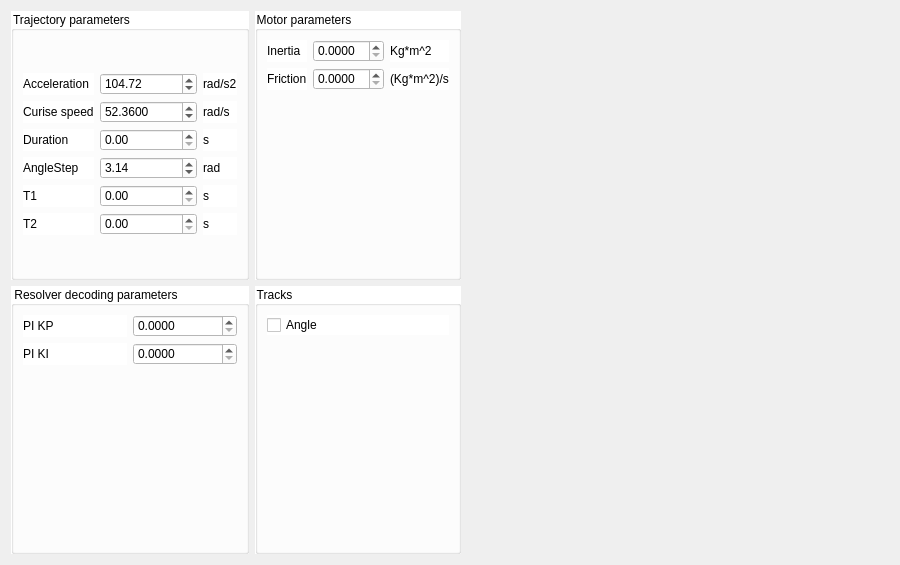
This is simulationTemplates/simulationView9.ui in koalakoker/gSim as Qt 5 draws it before an edit. The edited form follows.
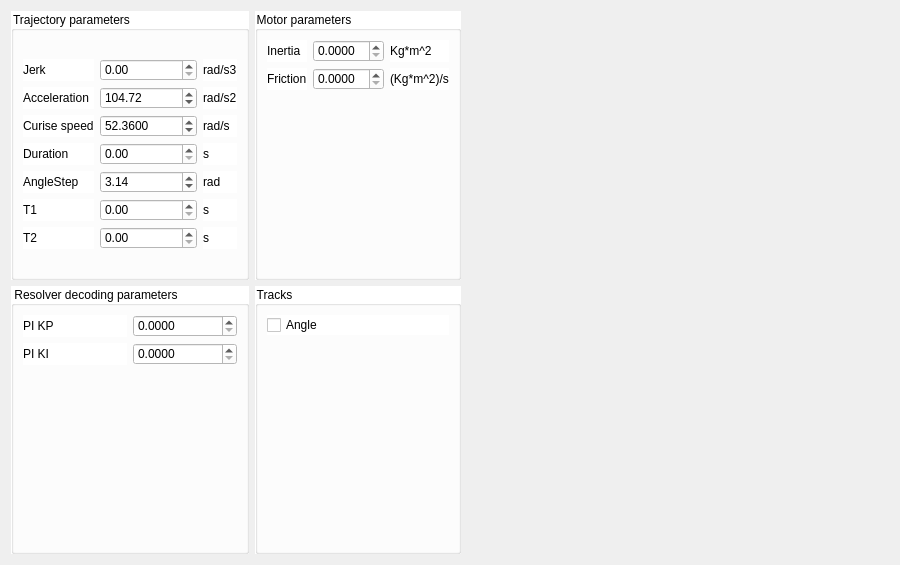
This is the edited form.

Commit message: Position trajectory with Jerk control implemented

The edit to the form file:
```diff
--- a/simulationTemplates/simulationView9.ui
+++ b/simulationTemplates/simulationView9.ui
@@ -212,75 +212,34 @@
        <layout class="QGridLayout" name="gridLayout_3">
         <item row="0" column="0">
          <layout class="QGridLayout" name="gridLayout_2">
-          <item row="3" column="2">
-           <widget class="QLabel" name="label_9">
+          <item row="1" column="2">
+           <widget class="QLabel" name="label_4">
             <property name="text">
-             <string>rad</string>
+             <string>rad/s2</string>
             </property>
            </widget>
           </item>
-          <item row="3" column="1">
-           <widget class="QDoubleSpinBox" name="angleStep">
-            <property name="minimum">
-             <double>-9999999.000000000000000</double>
-            </property>
-            <property name="maximum">
-             <double>9999999.000000000000000</double>
-            </property>
-            <property name="value">
-             <double>3.140000000000000</double>
-            </property>
-           </widget>
-          </item>
-          <item row="3" column="0">
-           <widget class="QLabel" name="label_8">
+          <item row="2" column="2">
+           <widget class="QLabel" name="label_5">
             <property name="text">
-             <string>AngleStep</string>
+             <string>rad/s</string>
             </property>
            </widget>
           </item>
-          <item row="4" column="1">
-           <widget class="QDoubleSpinBox" name="t1">
+          <item row="2" column="1">
+           <widget class="QDoubleSpinBox" name="cruiseSpeed">
             <property name="decimals">
-             <number>2</number>
+             <number>4</number>
             </property>
             <property name="maximum">
-             <double>99999.000000000000000</double>
+             <double>9999999999.000000000000000</double>
             </property>
-           </widget>
-          </item>
-          <item row="4" column="2">
-           <widget class="QLabel" name="label_11">
-            <property name="text">
-             <string>s</string>
-            </property>
-           </widget>
-          </item>
-          <item row="4" column="0">
-           <widget class="QLabel" name="label_10">
-            <property name="text">
-             <string>T1</string>
+            <property name="value">
+             <double>52.359999999999999</double>
             </property>
            </widget>
           </item>
           <item row="1" column="0">
-           <widget class="QLabel" name="label_2">
-            <property name="text">
-             <string>Curise speed</string>
-            </property>
-           </widget>
-          </item>
-          <item row="0" column="1">
-           <widget class="QDoubleSpinBox" name="acceleration">
-            <property name="maximum">
-             <double>9999999999.000000000000000</double>
-            </property>
-            <property name="value">
-             <double>104.719999999999999</double>
-            </property>
-           </widget>
-          </item>
-          <item row="0" column="0">
            <widget class="QLabel" name="label_3">
             <property name="text">
              <string>Acceleration</string>
@@ -288,58 +247,79 @@
            </widget>
           </item>
           <item row="1" column="1">
-           <widget class="QDoubleSpinBox" name="cruiseSpeed">
-            <property name="decimals">
-             <number>4</number>
-            </property>
+           <widget class="QDoubleSpinBox" name="acceleration">
             <property name="maximum">
              <double>9999999999.000000000000000</double>
             </property>
             <property name="value">
-             <double>52.359999999999999</double>
-            </property>
-           </widget>
-          </item>
-          <item row="1" column="2">
-           <widget class="QLabel" name="label_5">
-            <property name="text">
-             <string>rad/s</string>
-            </property>
-           </widget>
-          </item>
-          <item row="0" column="2">
-           <widget class="QLabel" name="label_4">
-            <property name="text">
-             <string>rad/s2</string>
+             <double>104.719999999999999</double>
             </property>
            </widget>
           </item>
           <item row="2" column="0">
+           <widget class="QLabel" name="label_2">
+            <property name="text">
+             <string>Curise speed</string>
+            </property>
+           </widget>
+          </item>
+          <item row="5" column="0">
+           <widget class="QLabel" name="label_10">
+            <property name="text">
+             <string>T1</string>
+            </property>
+           </widget>
+          </item>
+          <item row="6" column="2">
+           <widget class="QLabel" name="label_13">
+            <property name="text">
+             <string>s</string>
+            </property>
+           </widget>
+          </item>
+          <item row="6" column="1">
+           <widget class="QDoubleSpinBox" name="t2">
+            <property name="decimals">
+             <number>2</number>
+            </property>
+            <property name="maximum">
+             <double>99999.000000000000000</double>
+            </property>
+           </widget>
+          </item>
+          <item row="5" column="2">
+           <widget class="QLabel" name="label_11">
+            <property name="text">
+             <string>s</string>
+            </property>
+           </widget>
+          </item>
+          <item row="3" column="1">
+           <widget class="QDoubleSpinBox" name="duration"/>
+          </item>
+          <item row="3" column="0">
            <widget class="QLabel" name="label">
             <property name="text">
              <string>Duration</string>
             </property>
            </widget>
           </item>
-          <item row="2" column="1">
-           <widget class="QDoubleSpinBox" name="duration"/>
-          </item>
-          <item row="2" column="2">
-           <widget class="QLabel" name="label_6">
-            <property name="text">
-             <string>s</string>
-            </property>
-           </widget>
-          </item>
-          <item row="5" column="0">
+          <item row="6" column="0">
            <widget class="QLabel" name="label_12">
             <property name="text">
              <string>T2</string>
             </property>
            </widget>
           </item>
+          <item row="3" column="2">
+           <widget class="QLabel" name="label_6">
+            <property name="text">
+             <string>s</string>
+            </property>
+           </widget>
+          </item>
           <item row="5" column="1">
-           <widget class="QDoubleSpinBox" name="t2">
+           <widget class="QDoubleSpinBox" name="t1">
             <property name="decimals">
              <number>2</number>
             </property>
@@ -348,10 +328,47 @@
             </property>
            </widget>
           </item>
-          <item row="5" column="2">
-           <widget class="QLabel" name="label_13">
+          <item row="4" column="0">
+           <widget class="QLabel" name="label_8">
             <property name="text">
-             <string>s</string>
+             <string>AngleStep</string>
+            </property>
+           </widget>
+          </item>
+          <item row="4" column="1">
+           <widget class="QDoubleSpinBox" name="angleStep">
+            <property name="minimum">
+             <double>-9999999.000000000000000</double>
+            </property>
+            <property name="maximum">
+             <double>9999999.000000000000000</double>
+            </property>
+            <property name="value">
+             <double>3.140000000000000</double>
+            </property>
+           </widget>
+          </item>
+          <item row="4" column="2">
+           <widget class="QLabel" name="label_9">
+            <property name="text">
+             <string>rad</string>
+            </property>
+           </widget>
+          </item>
+          <item row="0" column="0">
+           <widget class="QLabel" name="label_14">
+            <property name="text">
+             <string>Jerk</string>
+            </property>
+           </widget>
+          </item>
+          <item row="0" column="1">
+           <widget class="QDoubleSpinBox" name="jerk"/>
+          </item>
+          <item row="0" column="2">
+           <widget class="QLabel" name="label_15">
+            <property name="text">
+             <string>rad/s3</string>
             </property>
            </widget>
           </item>
```
The commit also changes 4 other files.
